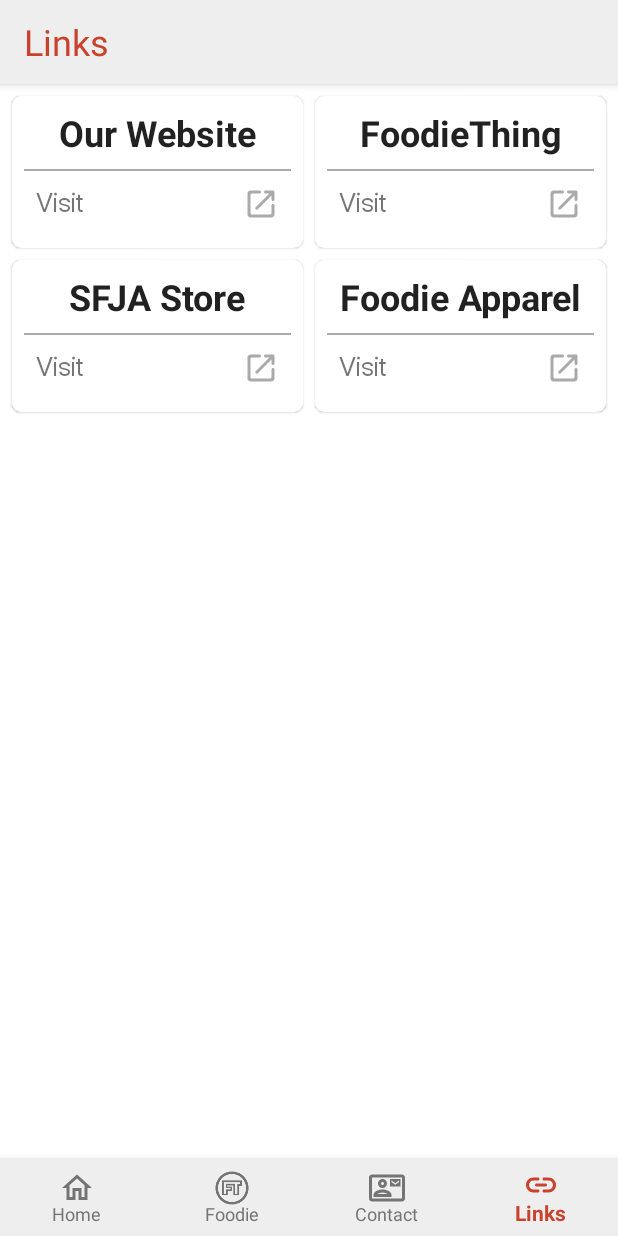
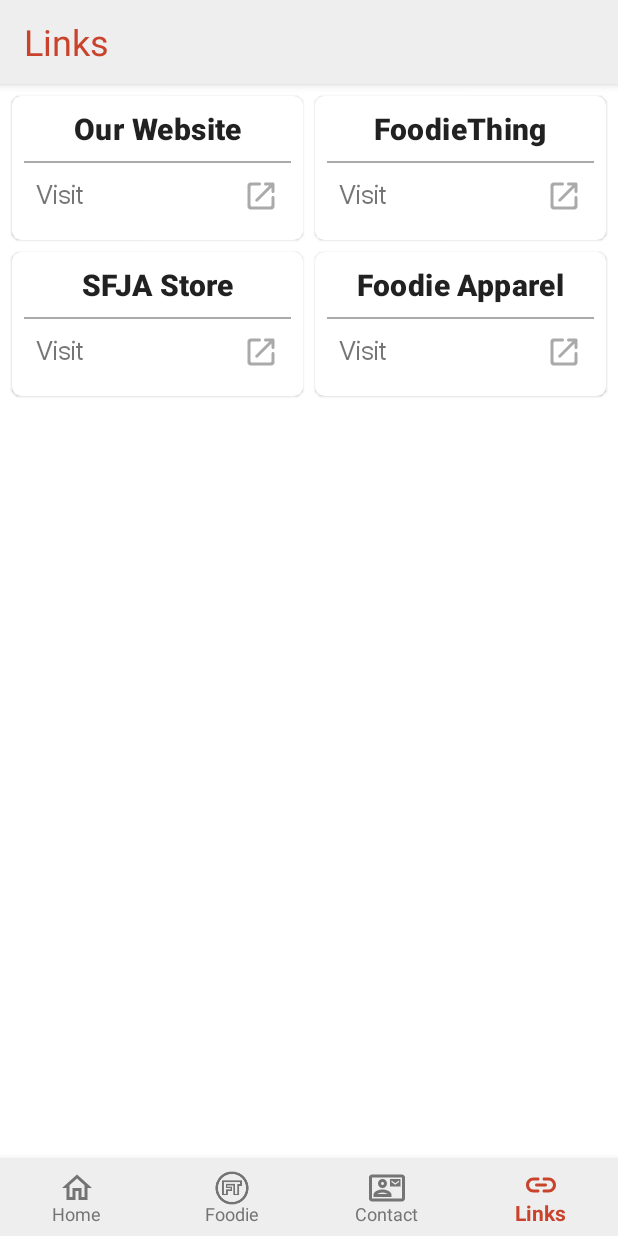
Before and after one commit to itadreik4/SFJAMediaAndroid, an Android app: the LinksFragment screen opened through its navigation route, on a phone screen of 412 x 824 dp. Run offline under Robolectric (Android 15) with nearby library versions, the phone set to English and light mode, and no system bars; our stand-ins replace navigation-ui; 1 statement that could not run was skipped.

Commit message:
changed text size

```diff
--- a/app/src/main/res/layout/fragment_links.xml
+++ b/app/src/main/res/layout/fragment_links.xml
@@ -33,7 +33,7 @@
                     android:layout_marginTop="8dp"
                     android:layout_marginEnd="8dp"
                     android:text="@string/title_our_website"
-                    android:textAppearance="@style/TextAppearance.MaterialComponents.Headline5"
+                    android:textAppearance="@style/TextAppearance.MaterialComponents.Headline6"
                     android:textStyle="bold"
                     app:layout_constraintEnd_toEndOf="parent"
                     app:layout_constraintStart_toStartOf="parent"
@@ -124,7 +124,7 @@
                     android:layout_marginTop="8dp"
                     android:layout_marginEnd="8dp"
                     android:text="@string/foodiething"
-                    android:textAppearance="@style/TextAppearance.MaterialComponents.Headline5"
+                    android:textAppearance="@style/TextAppearance.MaterialComponents.Headline6"
                     android:textStyle="bold"
                     app:layout_constraintEnd_toEndOf="parent"
                     app:layout_constraintStart_toStartOf="parent"
@@ -217,7 +217,7 @@
                     android:layout_marginTop="8dp"
                     android:layout_marginEnd="8dp"
                     android:text="@string/title_sfja_store"
-                    android:textAppearance="@style/TextAppearance.MaterialComponents.Headline5"
+                    android:textAppearance="@style/TextAppearance.MaterialComponents.Headline6"
                     android:textStyle="bold"
                     app:layout_constraintEnd_toEndOf="parent"
                     app:layout_constraintStart_toStartOf="parent"
@@ -310,7 +310,7 @@
                     android:layout_marginTop="8dp"
                     android:layout_marginEnd="8dp"
                     android:text="@string/title_foodie_apparel"
-                    android:textAppearance="@style/TextAppearance.MaterialComponents.Headline5"
+                    android:textAppearance="@style/TextAppearance.MaterialComponents.Headline6"
                     android:textStyle="bold"
                     app:layout_constraintEnd_toEndOf="parent"
                     app:layout_constraintStart_toStartOf="parent"
```
